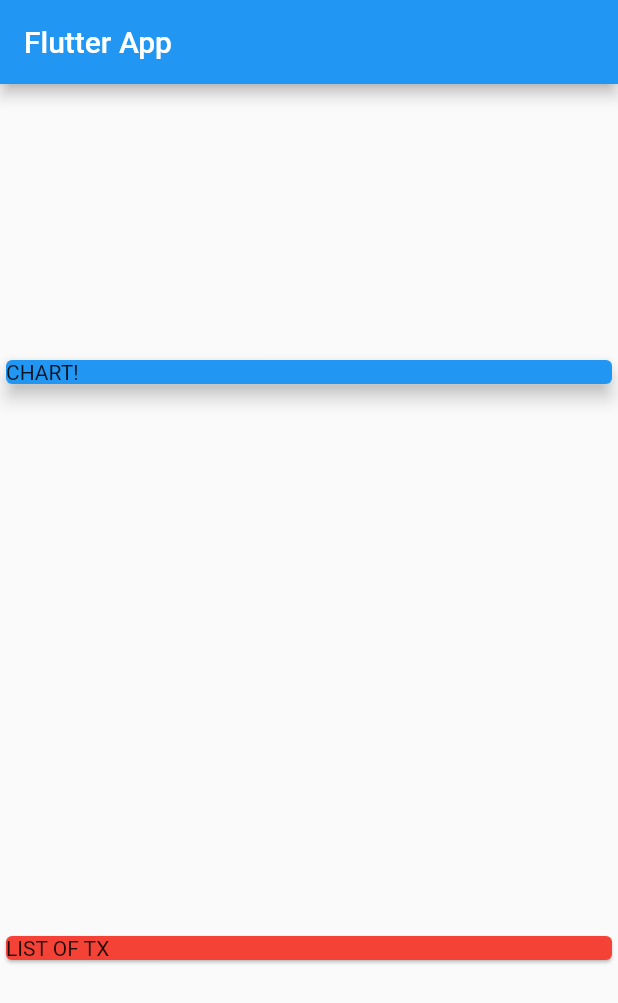
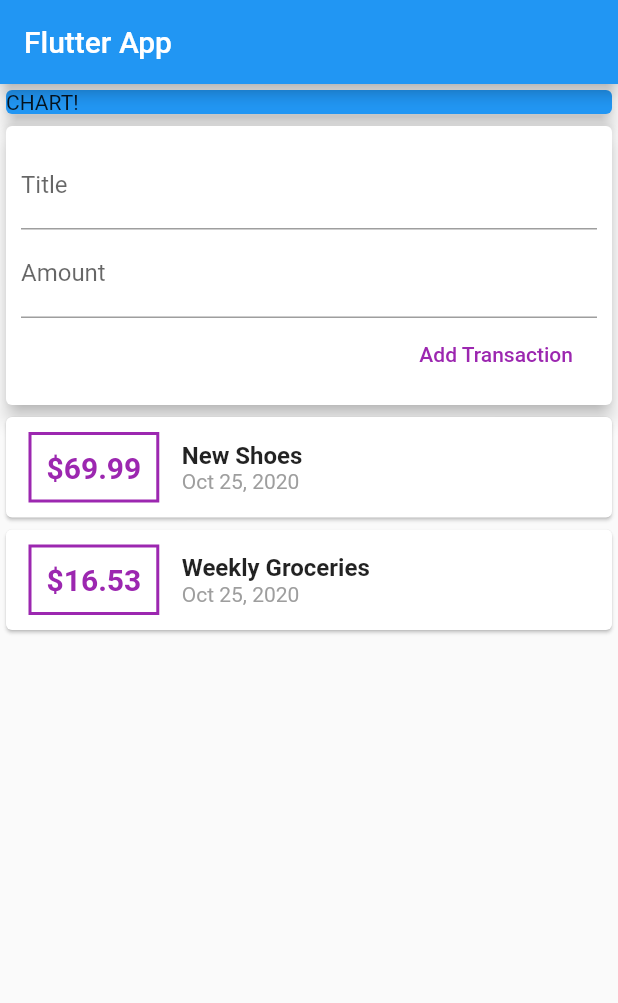
Before and after one commit to AbdullahHanfy/personal_expenses_FlutterApp, a Flutter app: the screen it shows after launch, on a phone screen of 412 x 824 dp. Shown: the top 1003 px of the screen. Run offline on Flutter 3.47's test engine with Material 2 defaults, Android fonts, the phone set to English and light mode, and no system bars.

Commit message:
split app to widgets

```diff
--- a/lib/main.dart
+++ b/lib/main.dart
@@ -1,4 +1,6 @@
 import 'package:flutter/material.dart';
+
+import './widgets/user_transactions.dart';
 
 void main() => runApp(MyApp());
 
@@ -13,6 +15,11 @@ class MyApp extends StatelessWidget {
 }
 
 class MyHomePage extends StatelessWidget {
+  // String titleInput;
+  // String amountInput;
+  final titleController = TextEditingController();
+  final amountController = TextEditingController();
+
   @override
   Widget build(BuildContext context) {
     return Scaffold(
@@ -20,7 +27,6 @@ class MyHomePage extends StatelessWidget {
         title: Text('Flutter App'),
       ),
       body: Column(
-        mainAxisAlignment: MainAxisAlignment.spaceAround,
         crossAxisAlignment: CrossAxisAlignment.stretch,
         children: <Widget>[
           Container(
@@ -31,10 +37,7 @@ class MyHomePage extends StatelessWidget {
               elevation: 5,
             ),
           ),
-          Card(
-            color: Colors.red,
-            child: Text('LIST OF TX'),
-          ),
+          UserTransactions()
         ],
       ),
     );
--- /dev/null
+++ b/lib/models/transaction.dart
@@ -0,0 +1,15 @@
+import 'package:flutter/foundation.dart';
+
+class Transaction {
+  final String id;
+  final String title;
+  final double amount;
+  final DateTime date;
+
+  Transaction({
+    @required this.id,
+    @required this.title,
+    @required this.amount,
+    @required this.date,
+  });
+}
--- /dev/null
+++ b/lib/widgets/new_transaction.dart
@@ -0,0 +1,46 @@
+import 'package:flutter/material.dart';
+
+class NewTransaction extends StatelessWidget {
+  final Function addTx;
+  final titleController = TextEditingController();
+  final amountController = TextEditingController();
+
+  NewTransaction(this.addTx);
+
+  @override
+  Widget build(BuildContext context) {
+    return Card(
+      elevation: 5,
+      child: Container(
+        padding: EdgeInsets.all(10),
+        child: Column(
+          crossAxisAlignment: CrossAxisAlignment.end,
+          children: <Widget>[
+            TextField(
+              decoration: InputDecoration(labelText: 'Title'),
+              controller: titleController,
+              // onChanged: (val) {
+              //   titleInput = val;
+              // },
+            ),
+            TextField(
+              decoration: InputDecoration(labelText: 'Amount'),
+              controller: amountController,
+              // onChanged: (val) => amountInput = val,
+            ),
+            FlatButton(
+              child: Text('Add Transaction'),
+              textColor: Colors.purple,
+              onPressed: () {
+                addTx(
+                  titleController.text,
+                  double.parse(amountController.text),
+                );
+              },
+            ),
+          ],
+        ),
+      ),
+    );
+  }
+}
--- /dev/null
+++ b/lib/widgets/transaction_list.dart
@@ -0,0 +1,63 @@
+import 'package:flutter/material.dart';
+import 'package:intl/intl.dart';
+
+import '../models/transaction.dart';
+
+class TransactionList extends StatelessWidget {
+  final List<Transaction> transactions;
+
+  TransactionList(this.transactions);
+
+  @override
+  Widget build(BuildContext context) {
+    return Column(
+      children: transactions.map((tx) {
+        return Card(
+          child: Row(
+            children: <Widget>[
+              Container(
+                margin: EdgeInsets.symmetric(
+                  vertical: 10,
+                  horizontal: 15,
+                ),
+                decoration: BoxDecoration(
+                  border: Border.all(
+                    color: Colors.purple,
+                    width: 2,
+                  ),
+                ),
+                padding: EdgeInsets.all(10),
+                child: Text(
+                  '\$${tx.amount}',
+                  style: TextStyle(
+                    fontWeight: FontWeight.bold,
+                    fontSize: 20,
+                    color: Colors.purple,
+                  ),
+                ),
+              ),
+              Column(
+                crossAxisAlignment: CrossAxisAlignment.start,
+                children: <Widget>[
+                  Text(
+                    tx.title,
+                    style: TextStyle(
+                      fontSize: 16,
+                      fontWeight: FontWeight.bold,
+                    ),
+                  ),
+                  Text(
+                    DateFormat.yMMMd().format(tx.date),
+                    style: TextStyle(
+                      color: Colors.grey,
+                    ),
+                  ),
+                ],
+              ),
+            ],
+          ),
+        );
+      }).toList(),
+    );
+  }
+}
--- /dev/null
+++ b/lib/widgets/user_transactions.dart
@@ -0,0 +1,49 @@
+import 'package:flutter/material.dart';
+import './new_transaction.dart';
+import './transaction_list.dart';
+import '../models/transaction.dart';
+
+class UserTransactions extends StatefulWidget {
+  @override
+  _UserTransactionsState createState() => _UserTransactionsState();
+}
+
+class _UserTransactionsState extends State<UserTransactions> {
+  final List<Transaction> _userTransactions = [
+    Transaction(
+      id: 't1',
+      title: 'New Shoes',
+      amount: 69.99,
+      date: DateTime.now(),
+    ),
+    Transaction(
+      id: 't2',
+      title: 'Weekly Groceries',
+      amount: 16.53,
+      date: DateTime.now(),
+    ),
+  ];
+
+  void _addNewTransaction(String txTitle, double txAmount) {
+    final newTx = Transaction(
+      title: txTitle,
+      amount: txAmount,
+      date: DateTime.now(),
+      id: DateTime.now().toString(),
+    );
+
+    setState(() {
+      _userTransactions.add(newTx);
+    });
+  }
+
+  @override
+  Widget build(BuildContext context) {
+    return Column(
+      children: <Widget>[
+        NewTransaction(_addNewTransaction),
+        TransactionList(_userTransactions),
+      ],
+    );
+  }
+}
--- a/pubspec.yaml
+++ b/pubspec.yaml
@@ -28,6 +28,7 @@ dependencies:
   # The following adds the Cupertino Icons font to your application.
   # Use with the CupertinoIcons class for iOS style icons.
   cupertino_icons: ^0.1.3
+  intl: ^0.15.8
 
 dev_dependencies:
   flutter_test:
```
Also changed, not shown: pubspec.lock.
